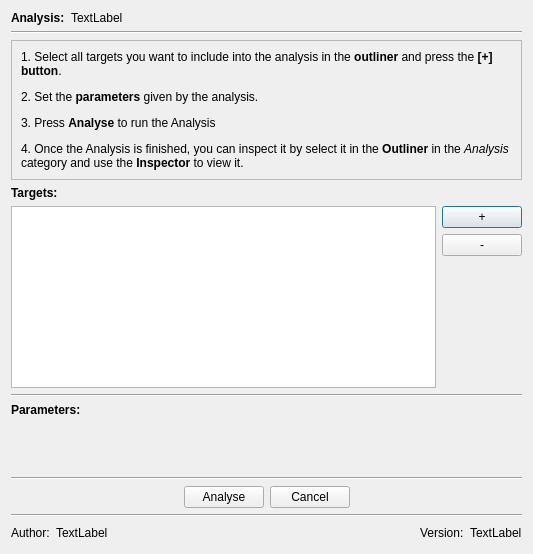
Above: qt_ui/DialogAnalysis.ui from FilmColors/VIAN before the change. Below: the same form after it.
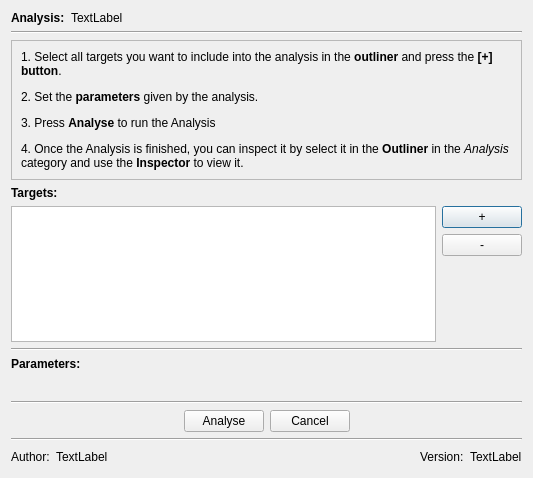
That is the form after the change.

The edit to the form file:
```diff
--- a/qt_ui/DialogAnalysis.ui
+++ b/qt_ui/DialogAnalysis.ui
@@ -7,7 +7,7 @@
     <x>0</x>
     <y>0</y>
     <width>533</width>
-    <height>554</height>
+    <height>478</height>
    </rect>
   </property>
   <property name="windowTitle">
```
Left out of the diff: 3 changed lines with no effect on the pictures.
